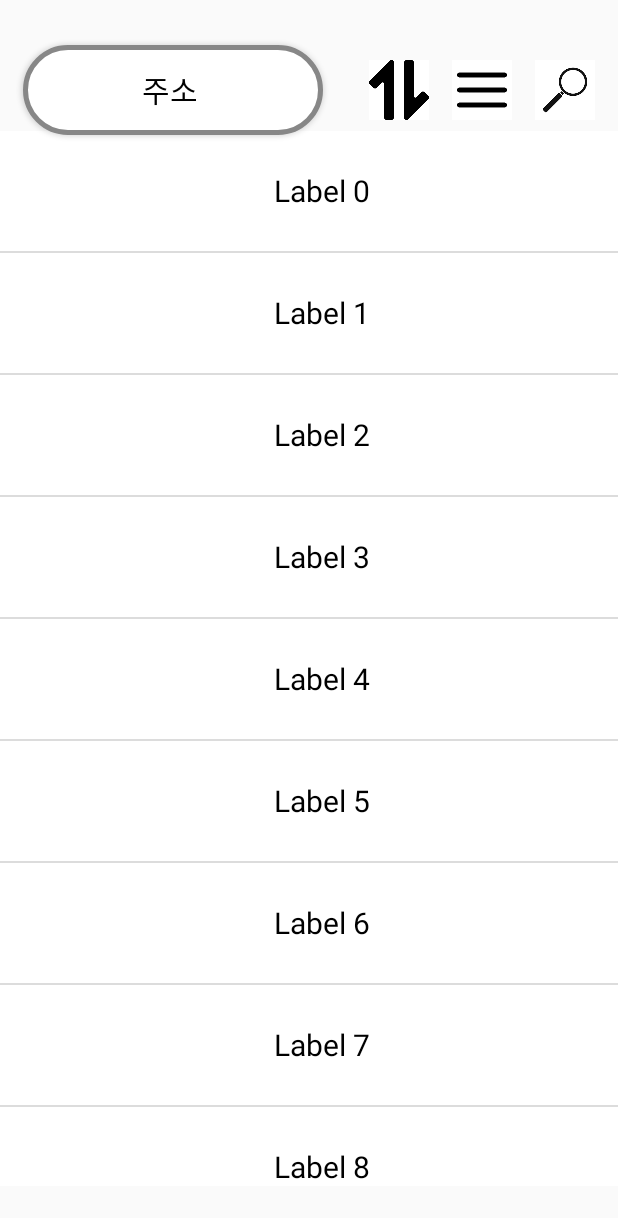
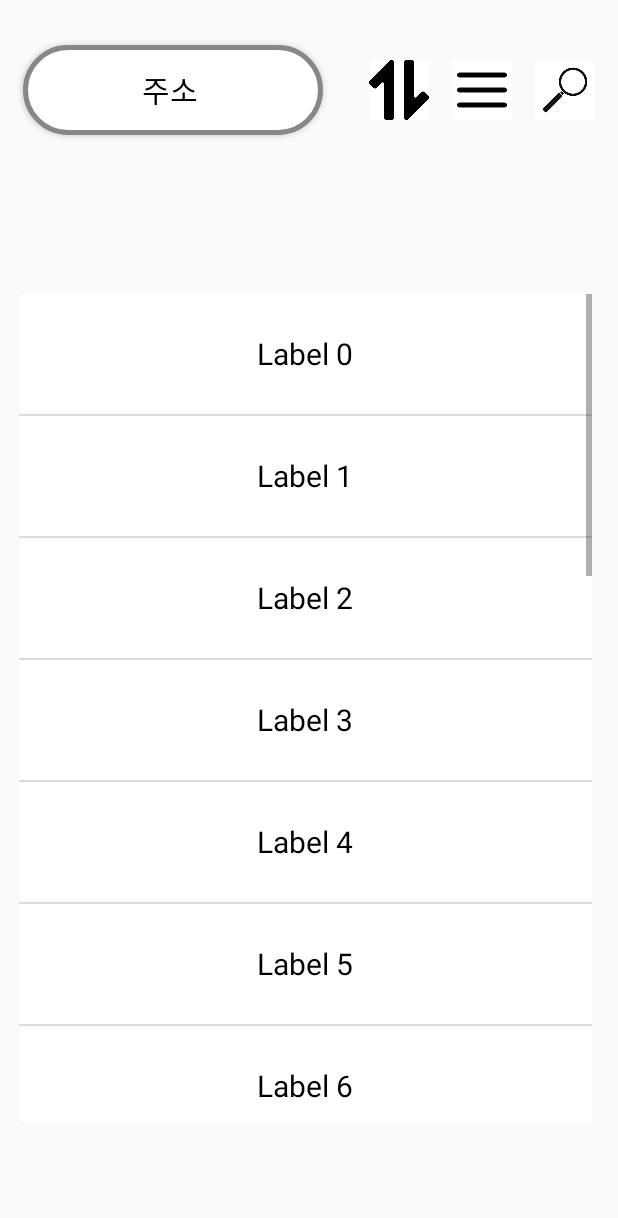
Before and after one commit to ahju411/FoodChat, an Android app: the restaurant_list screen opened directly, with no data from a screen before it, on a phone screen of 412 x 824 dp. Shown: the top 1218 px of the screen. Run offline under Robolectric (Android 15) with nearby library versions, the phone set to English and light mode, and no system bars.

Commit message:
프래그먼트 안에 리스트뷰 삽입

```diff
--- a/app/src/main/res/layout/restaurant_list.xml
+++ b/app/src/main/res/layout/restaurant_list.xml
@@ -10,18 +10,28 @@
     <!--ListView를 정의한다.-->
 
 
+    <FrameLayout
+        android:id="@+id/frameLayout"
+        android:layout_width="match_parent"
+        android:layout_height="match_parent"
+        tools:layout_editor_absoluteX="99dp"
+        tools:layout_editor_absoluteY="268dp">
+
+    </FrameLayout>
 
     <ListView
         android:id="@+id/listview"
-        android:layout_width="505dp"
-        android:layout_height="703dp"
+        android:layout_width="382dp"
+        android:layout_height="552dp"
         android:layout_above="@+id/progressbar"
         app:layout_constraintBottom_toBottomOf="parent"
         app:layout_constraintEnd_toEndOf="parent"
         app:layout_constraintHorizontal_bias="0.415"
         app:layout_constraintStart_toStartOf="parent"
         app:layout_constraintTop_toTopOf="parent"
-        app:layout_constraintVertical_bias="0.721" />
+        app:layout_constraintVertical_bias="0.721">
+
+    </ListView>
 
     <ProgressBar
         android:id="@+id/progressbar"
```
